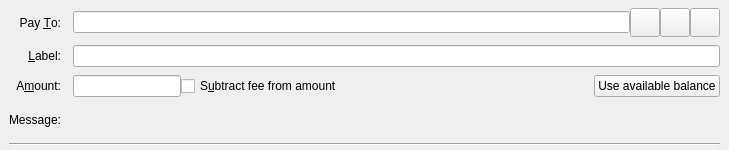
Before: the Qt Designer form src/qt/forms/sendcoinsentry.ui in plazma48/fartcoin, drawn with Qt 5.
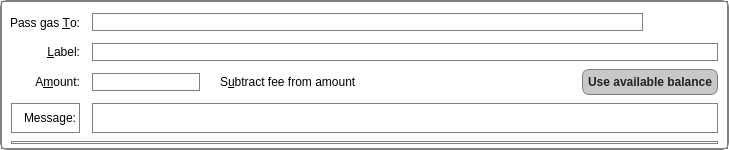
After: the same form once the commit is applied. Icons and pictures are not drawn. Custom widgets are drawn as their Qt base class.

Commit message: Wallet Design Update

Patch:
```diff
--- a/src/qt/forms/sendcoinsentry.ui
+++ b/src/qt/forms/sendcoinsentry.ui
@@ -2,6 +2,11 @@
 <ui version="4.0">
  <class>SendCoinsEntry</class>
  <widget class="QStackedWidget" name="SendCoinsEntry">
+<!-- Style of single entry -->  
+              <property name="styleSheet">
+               <string notr="true">background-color: rgba(0, 0, 0, 0%); border: 1px solid grey; border-radius: 7px; </string>
+              </property>
+<!-- Style of single entry -->  
   <property name="geometry">
    <rect>
     <x>0</x>
@@ -16,7 +21,12 @@
   <property name="autoFillBackground">
    <bool>false</bool>
   </property>
-  <widget class="QFrame" name="SendCoins">
+  <widget class="QFrame" name="SendCoins"> 
+<!-- Style of single entry -->  
+              <property name="styleSheet">
+               <string notr="true">background-color: rgba(0, 0, 0, 0%); border: 1px solid grey; border-radius: 7px; </string>
+              </property>
+<!-- Style of single entry -->  
    <property name="toolTip">
     <string>This is a normal payment.</string>
    </property>
@@ -38,8 +48,13 @@
     </property>
     <item row="0" column="0">
      <widget class="QLabel" name="payToLabel">
+<!-- Style of Pass gas -->  
+              <property name="styleSheet">
+               <string notr="true">background-color: rgba(0, 0, 0, 0%); border: 0px; border-radius: 7px; </string>
+              </property>
+<!-- Style of Pass gas --> 
       <property name="text">
-       <string>Pay &amp;To:</string>
+       <string>Pass gas &amp;To:</string>
       </property>
       <property name="alignment">
        <set>Qt::AlignRight|Qt::AlignTrailing|Qt::AlignVCenter</set>
@@ -63,6 +78,11 @@
       </item>
       <item>
        <widget class="QToolButton" name="addressBookButton">
+<!-- Style -->  
+              <property name="styleSheet">
+               <string notr="true">background-color: rgba(0, 0, 0, 0%); border: 0px; border-radius: 7px; </string>
+              </property>
+<!-- Style --> 
         <property name="toolTip">
          <string>Choose previously used address</string>
         </property>
@@ -86,6 +106,11 @@
       </item>
       <item>
        <widget class="QToolButton" name="pasteButton">
+<!-- Style -->  
+              <property name="styleSheet">
+               <string notr="true">background-color: rgba(0, 0, 0, 0%); border: 0px; border-radius: 7px; </string>
+              </property>
+<!-- Style --> 
         <property name="toolTip">
          <string>Paste address from clipboard</string>
         </property>
@@ -109,6 +134,11 @@
       </item>
       <item>
        <widget class="QToolButton" name="deleteButton">
+<!-- Style -->  
+              <property name="styleSheet">
+               <string notr="true">background-color: rgba(0, 0, 0, 0%); border: 0px; border-radius: 7px; </string>
+              </property>
+<!-- Style --> 
         <property name="toolTip">
          <string>Remove this entry</string>
         </property>
@@ -131,6 +161,11 @@
     </item>
     <item row="1" column="0">
      <widget class="QLabel" name="labellLabel">
+<!-- Style -->  
+              <property name="styleSheet">
+               <string notr="true">background-color: rgba(0, 0, 0, 0%); border: 0px; </string>
+              </property>
+<!-- Style --> 
       <property name="text">
        <string>&amp;Label:</string>
       </property>
@@ -144,6 +179,11 @@
     </item>
     <item row="1" column="1">
      <widget class="QLineEdit" name="addAsLabel">
+<!-- Style -->  
+              <property name="styleSheet">
+               <string notr="true">background-color: rgba(0, 0, 0, 0%); border: 1px solid grey; </string>
+              </property>
+<!-- Style --> 
       <property name="toolTip">
        <string>Enter a label for this address to add it to the list of used addresses</string>
       </property>
@@ -151,6 +191,11 @@
     </item>
     <item row="2" column="0">
      <widget class="QLabel" name="amountLabel">
+<!-- Style -->  
+              <property name="styleSheet">
+               <string notr="true">background-color: rgba(0, 0, 0, 0%); border: 0px solid grey; border-radius: 0px;</string>
+              </property>
+<!-- Style -->
       <property name="text">
        <string>A&amp;mount:</string>
       </property>
@@ -169,6 +214,11 @@
       </item>
       <item>
        <widget class="QCheckBox" name="checkboxSubtractFeeFromAmount">
+<!-- Style -->  
+              <property name="styleSheet">
+               <string notr="true">background-color: rgba(0, 0, 0, 0%); border: 0px solid grey; border-radius: 0px;</string>
+              </property>
+<!-- Style -->
         <property name="toolTip">
          <string>The fee will be deducted from the amount being sent. The recipient will receive less fartcoins than you enter in the amount field. If multiple recipients are selected, the fee is split equally.</string>
         </property>
@@ -179,6 +229,11 @@
       </item>
       <item>
        <widget class="QPushButton" name="useAvailableBalanceButton">
+<!-- Style -->  
+              <property name="styleSheet">
+               <string notr="true">font-weight:bold;background-color: rgba(200, 200, 200, 100%);color: #222;padding: 5px; border: 1px solid grey; border-radius: 7px;</string>
+              </property>
+<!-- Style -->
         <property name="text">
          <string>Use available balance</string>
         </property>
@@ -214,6 +269,11 @@
      </widget>
     </item>
    </layout>
+<!-- Style -->  
+              <property name="styleSheet">
+               <string notr="true">background-color: rgba(0, 0, 0, 0%); border: 1px solid grey; border-radius: 0px;</string>
+              </property>
+<!-- Style -->
   </widget>
   <widget class="QFrame" name="SendCoins_UnauthenticatedPaymentRequest">
    <property name="palette">
```
The commit also changes 3 other files.
